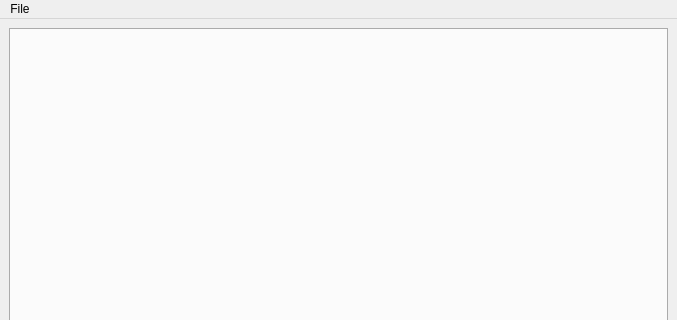
Qt form ui/mainwindow.ui (Artreko/ProcessManagment) before a commit; both pictures show x 0 to 677 and y 0 to 320 of the 677 by 481 pixel window.
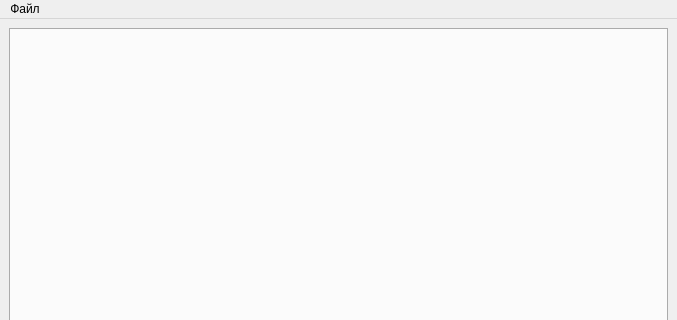
The same form after that commit.

Commit message: Итоговый вариант

The edit to the form file:
```diff
--- a/ui/mainwindow.ui
+++ b/ui/mainwindow.ui
@@ -33,9 +33,9 @@
      <height>21</height>
     </rect>
    </property>
-   <widget class="QMenu" name="menu">
+   <widget class="QMenu" name="menuFile">
     <property name="title">
-     <string>File</string>
+     <string>Файл</string>
     </property>
     <addaction name="actionOpen"/>
     <addaction name="actionCreate"/>
@@ -45,7 +45,7 @@
     <addaction name="separator"/>
     <addaction name="actionExit"/>
    </widget>
-   <addaction name="menu"/>
+   <addaction name="menuFile"/>
   </widget>
   <widget class="QStatusBar" name="statusbar"/>
   <action name="actionOpen">
```
Left out of the diff: 51 changed lines with no effect on the pictures. The commit also changes 2 other files.
